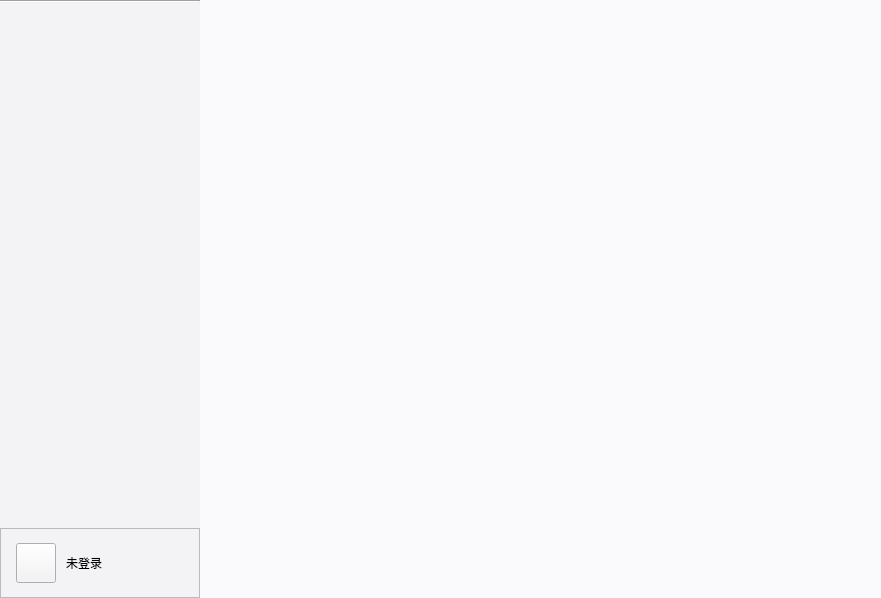
cuncinc/CloudMusic_Qt, file main2window.ui: the form before one commit.
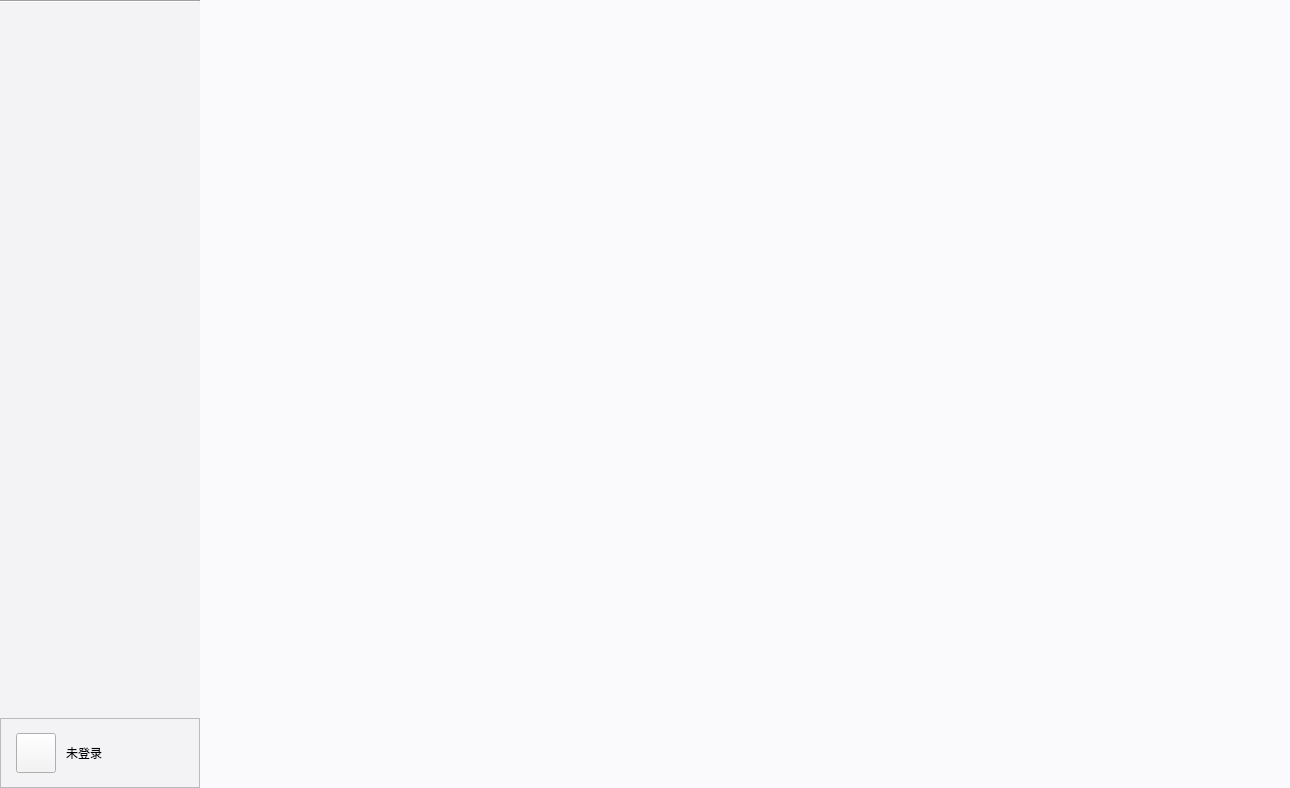
The form after the commit. Icons and pictures are not drawn. Custom widgets are drawn as their Qt base class.

```diff
--- a/main2window.ui
+++ b/main2window.ui
@@ -6,8 +6,8 @@
    <rect>
     <x>0</x>
     <y>0</y>
-    <width>881</width>
-    <height>598</height>
+    <width>1290</width>
+    <height>788</height>
    </rect>
   </property>
   <property name="font">
```
Left out of the diff: 66 changed lines with no effect on the pictures.
